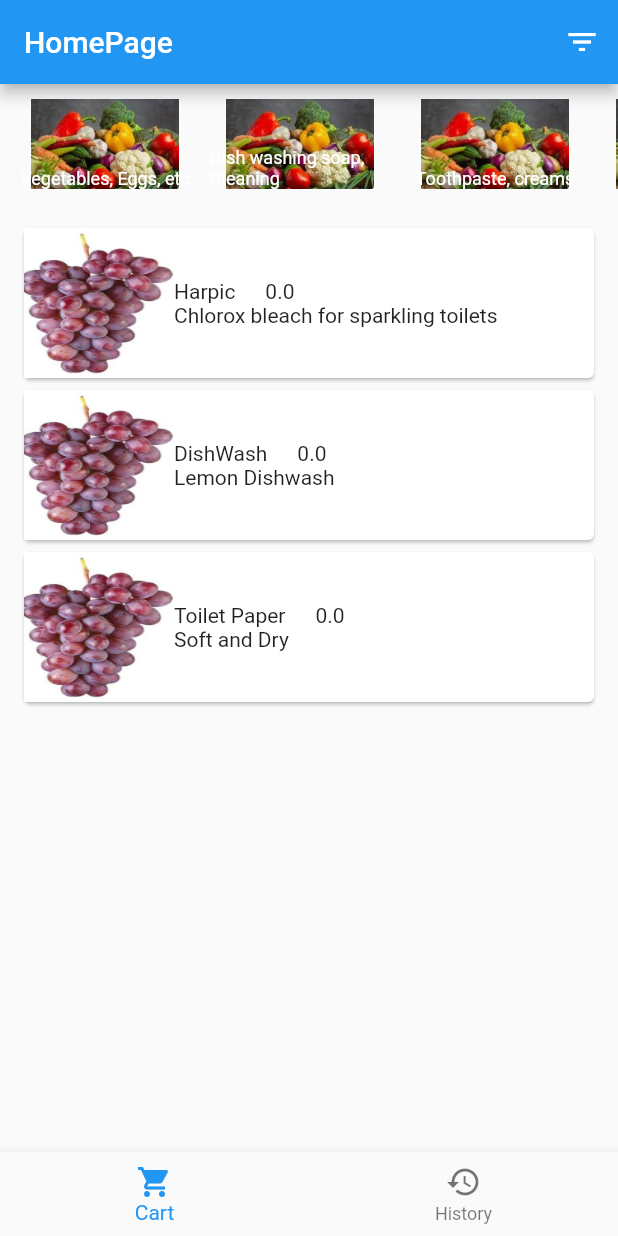
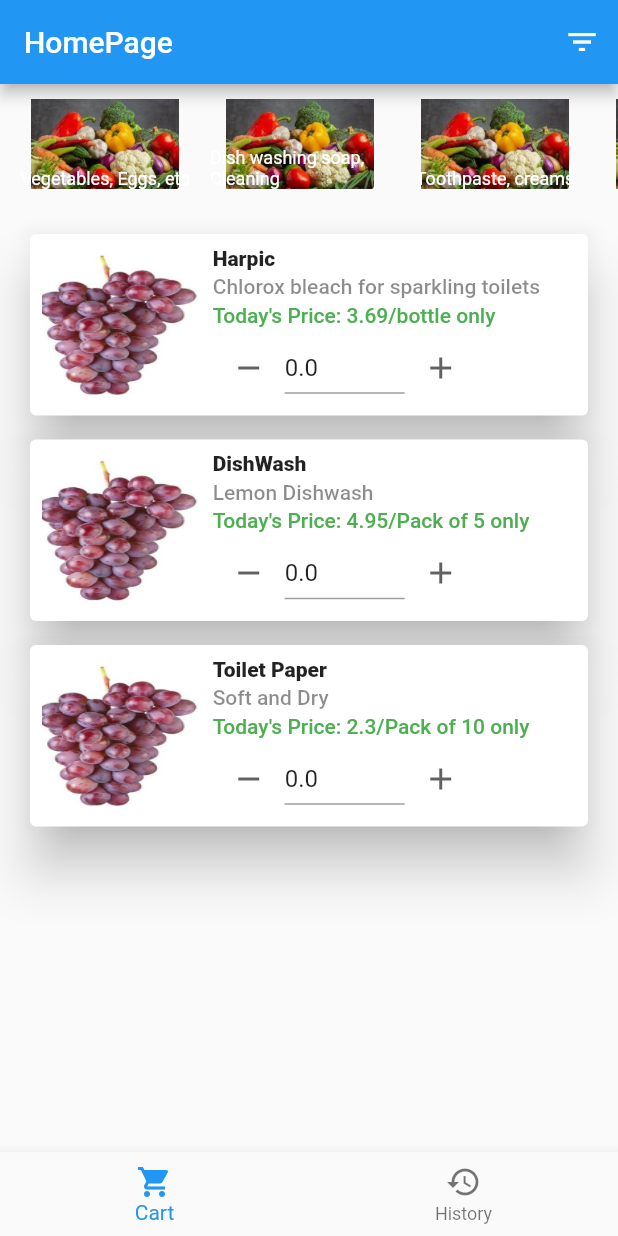
Before and after one commit to vipullal-github/MyShoppingCart, a Flutter app: the screen it shows after launch, after a tap on "Dish washing soap, Cleaning", on a phone screen of 412 x 824 dp. Run offline on Flutter 3.47's test engine with Material 2 defaults, Android fonts, the phone set to English and light mode, and no system bars.

Commit message:
Layout of cartItem in place

```diff
--- a/lib/presentation/components/shopping_item_card.dart
+++ b/lib/presentation/components/shopping_item_card.dart
@@ -2,57 +2,133 @@ import 'package:flutter/material.dart';
 
 import '../../domain/model/cart_item.dart';
 
-class ShoppingItemCard extends StatelessWidget {
+class ShoppingItemCard extends StatefulWidget {
   final CartItem cartItem;
   const ShoppingItemCard({super.key, required this.cartItem});
 
-  void _updateQuantity(String value) {}
+  @override
+  State<ShoppingItemCard> createState() => _ShoppingItemCardState();
+}
+
+class _ShoppingItemCardState extends State<ShoppingItemCard> {
+  late TextEditingController _editController;
 
   @override
-  Widget build(BuildContext context) {
-    TextStyle? tsHeading = Theme.of(context).textTheme.bodyMedium;
+  void initState() {
+    _editController = TextEditingController();
+    super.initState();
+  }
 
-    return Card(
+  @override
+  void dispose() {
+    super.dispose();
+    _editController.dispose();
+  }
+
+  void _incrementOnOrder() {
+    widget.cartItem.onOrder += 1;
+    _editController.text = widget.cartItem.onOrder.toString();
+  }
+
+  void _decrementOnOrder() {
+    if (widget.cartItem.onOrder > 0) {
+      widget.cartItem.onOrder -= 1;
+      _editController.text = widget.cartItem.onOrder.toString();
+    }
+  }
+
+  Widget _upDownControl(BuildContext context) {
+    return Center(
       child: Row(
         children: [
+          IconButton(
+            onPressed: _decrementOnOrder,
+            icon: Icon(
+              Icons.remove,
+              size: 24,
+              color: Colors.grey.shade700,
+            ),
+          ),
           SizedBox(
-            width: 100,
-            height: 100,
-            child: Image.asset("assets/images/product_images/grapes.jpeg",
-                fit: BoxFit.fill),
+            width: 80,
+            child: TextField(
+              maxLength: 5,
+              controller: _editController,
+              keyboardType: TextInputType.number,
+              decoration: const InputDecoration(
+                border: UnderlineInputBorder(),
+                isDense: true,
+                counterText: "",
+              ),
+            ),
           ),
-          Column(
-            crossAxisAlignment: CrossAxisAlignment.start,
-            //mainAxisAlignment: MainAxisAlignment.center,
-            children: [
-              Row(
-                mainAxisSize: MainAxisSize.max,
-                mainAxisAlignment: MainAxisAlignment.end,
-                children: [
-                  Text(
-                    cartItem.itemName,
-                    style: tsHeading,
-                  ),
-                  const SizedBox(width: 20),
-                  Text(
-                    cartItem.onOrder.toString(),
-                  )
-                ],
-              ),
-              // TextField(
-              //   maxLines: 1,
-              //   maxLength: 5,
-              //   onChanged: (String value) => _updateQuantity(value),
-              //   decoration: const InputDecoration(
-              //     border: OutlineInputBorder(),
-              //     labelText: 'Qty',
-              //   ),
-              // ),
-              Text(cartItem.description),
-            ],
+          IconButton(
+            onPressed: _incrementOnOrder,
+            icon: Icon(
+              Icons.add,
+              size: 24,
+              color: Colors.grey.shade700,
+            ),
           ),
         ],
       ),
     );
   }
+
+  Widget _productImage(BuildContext context) {
+    return SizedBox(
+      width: 100,
+      height: 100,
+      child: Image.asset("assets/images/product_images/grapes.jpeg",
+          fit: BoxFit.fill),
+    );
+  }
+
+  @override
+  Widget build(BuildContext context) {
+    TextStyle? tsHeading = Theme.of(context)
+        .textTheme
+        .labelLarge!
+        .apply(color: Colors.black87)
+        .apply(fontWeightDelta: 10);
+    TextStyle? tsDescription =
+        Theme.of(context).textTheme.labelLarge!.apply(color: Colors.black45);
+    TextStyle? tsPrice =
+        Theme.of(context).textTheme.labelLarge!.apply(color: Colors.green);
+    _editController.text = widget.cartItem.onOrder.toString();
+
+    return Card(
+      margin: const EdgeInsets.all(8),
+      elevation: 15,
+      child: Padding(
+        padding: const EdgeInsets.all(8.0),
+        child: Row(
+          children: [
+            Expanded(
+              flex: 3,
+              child: _productImage(context),
+            ),
+            const SizedBox(width: 10),
+            Expanded(
+              flex: 7,
+              child: Column(
+                crossAxisAlignment: CrossAxisAlignment.start,
+                children: [
+                  Text(widget.cartItem.itemName, style: tsHeading),
+                  const SizedBox(height: 3),
+                  Text(widget.cartItem.description, style: tsDescription),
+                  const SizedBox(height: 3),
+                  Text(
+                      "Today's Price: ${widget.cartItem.usualPrice}/${widget.cartItem.unit} only",
+                      style: tsPrice),
+                  const SizedBox(height: 3),
+                  _upDownControl(context),
+                ],
+              ),
+            )
+          ],
+        ),
+      ),
+    );
+  }
 }
```
